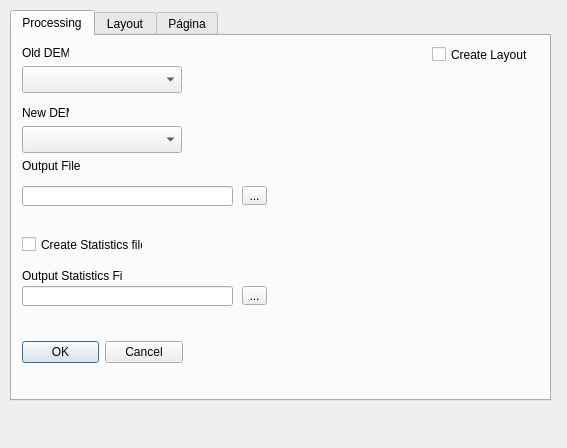
First picture: the form in raster_vol_test/raster_vol_test_dialog_base.ui, repository sfajardot/qgis-thesis, before the edit.
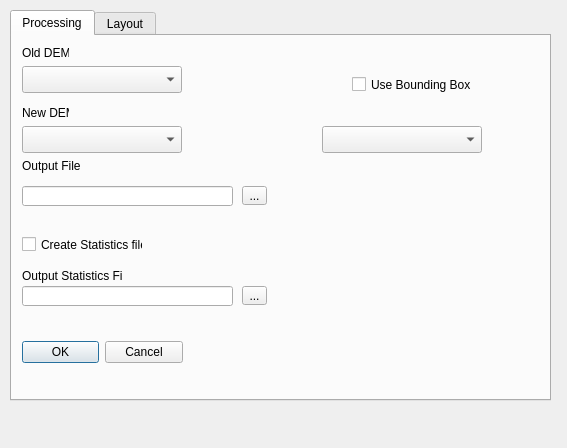
Second picture: the form after the edit. Custom widgets are drawn as their Qt base class.

Commit message: Added Bounding Box Function

Patch:
```diff
--- a/raster_vol_test/raster_vol_test_dialog_base.ui
+++ b/raster_vol_test/raster_vol_test_dialog_base.ui
@@ -117,19 +117,6 @@
       <string>...</string>
      </property>
     </widget>
-    <widget class="QCheckBox" name="chkLayout">
-     <property name="geometry">
-      <rect>
-       <x>420</x>
-       <y>10</y>
-       <width>101</width>
-       <height>17</height>
-      </rect>
-     </property>
-     <property name="text">
-      <string>Create Layout</string>
-     </property>
-    </widget>
     <widget class="QCheckBox" name="chkStats">
      <property name="geometry">
       <rect>
@@ -201,6 +188,29 @@
       <set>QDialogButtonBox::Cancel|QDialogButtonBox::Ok</set>
      </property>
     </widget>
+    <widget class="QCheckBox" name="chkBB">
+     <property name="geometry">
+      <rect>
+       <x>340</x>
+       <y>40</y>
+       <width>121</width>
+       <height>17</height>
+      </rect>
+     </property>
+     <property name="text">
+      <string>Use Bounding Box</string>
+     </property>
+    </widget>
+    <widget class="QgsMapLayerComboBox" name="cmbBB">
+     <property name="geometry">
+      <rect>
+       <x>310</x>
+       <y>90</y>
+       <width>160</width>
+       <height>27</height>
+      </rect>
+     </property>
+    </widget>
    </widget>
    <widget class="QWidget" name="tab_2">
     <attribute name="title">
@@ -222,25 +232,17 @@
       <set>QDialogButtonBox::Cancel|QDialogButtonBox::Ok</set>
      </property>
     </widget>
-   </widget>
-   <widget class="QWidget" name="tab_3">
-    <attribute name="title">
-     <string>Página</string>
-    </attribute>
-    <widget class="QDialogButtonBox" name="btnTester">
+    <widget class="QCheckBox" name="chkLayout">
      <property name="geometry">
       <rect>
-       <x>20</x>
-       <y>310</y>
-       <width>161</width>
-       <height>32</height>
+       <x>410</x>
+       <y>20</y>
+       <width>101</width>
+       <height>17</height>
       </rect>
      </property>
-     <property name="orientation">
-      <enum>Qt::Horizontal</enum>
-     </property>
-     <property name="standardButtons">
-      <set>QDialogButtonBox::Cancel|QDialogButtonBox::Ok</set>
+     <property name="text">
+      <string>Create Layout</string>
      </property>
     </widget>
    </widget>
```
The commit also changes 1 other file.
